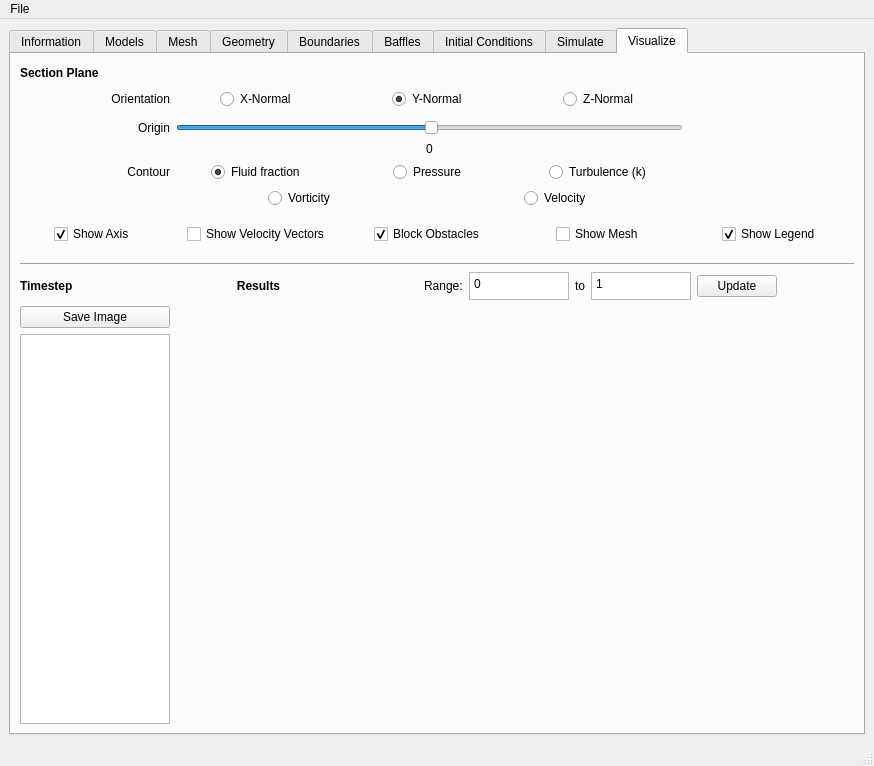
First picture: the form in gui/civlcfd.ui, repository civilcfd/Civil-CFD, before the edit.
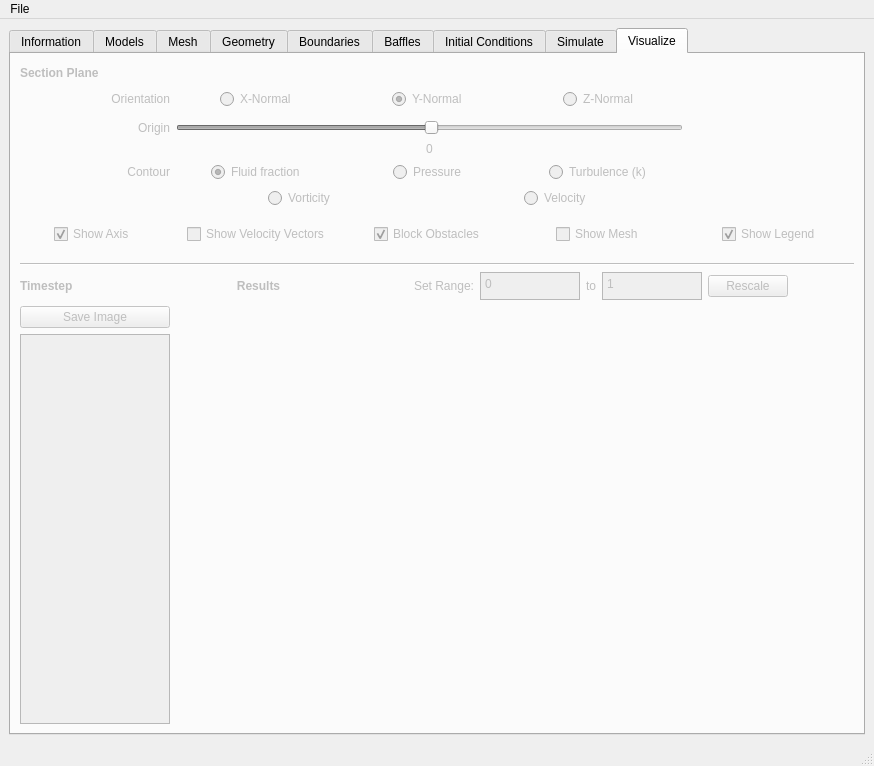
Second picture: the form after the edit. The open tabs and pages were chosen to show the change. Icons and pictures are not drawn. Custom widgets are drawn as their Qt base class.

What changed in the file:
```diff
--- a/gui/civlcfd.ui
+++ b/gui/civlcfd.ui
@@ -2646,6 +2646,9 @@
        </layout>
       </widget>
       <widget class="QWidget" name="Visualize">
+       <property name="enabled">
+        <bool>false</bool>
+       </property>
        <attribute name="title">
         <string>Visualize</string>
        </attribute>
@@ -2670,7 +2673,7 @@
             <item alignment="Qt::AlignRight">
              <widget class="QLabel" name="label_47">
               <property name="text">
-               <string>Range:</string>
+               <string>Set Range:</string>
               </property>
              </widget>
             </item>
@@ -2728,7 +2731,11 @@
             <item>
              <widget class="QPushButton" name="updateRange">
               <property name="text">
-               <string>Update</string>
+               <string>Rescale</string>
+              </property>
+              <property name="icon">
+               <iconset resource="gui.qrc">
+                <normaloff>:/icons/resources/view-fullscreen.svg</normaloff>:/icons/resources/view-fullscreen.svg</iconset>
               </property>
              </widget>
             </item>
```
Left out of the diff: 84 changed lines with no effect on the pictures.
